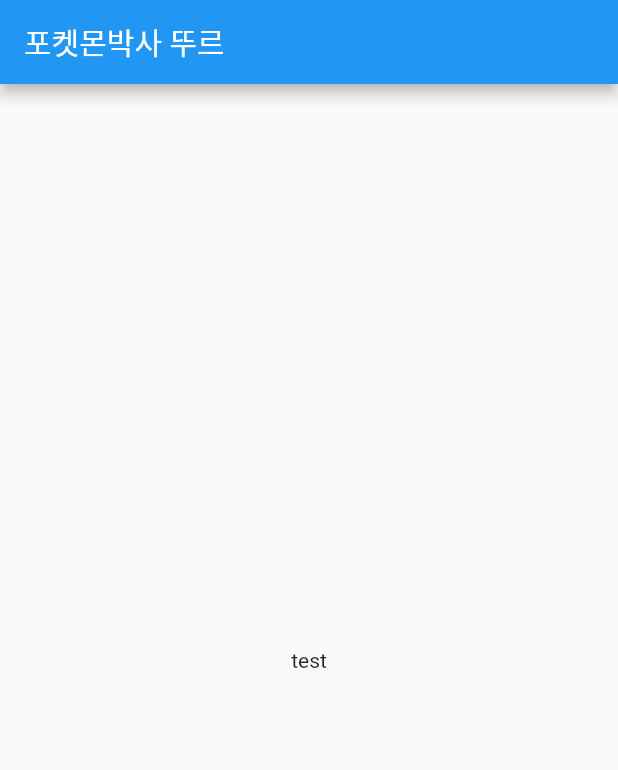
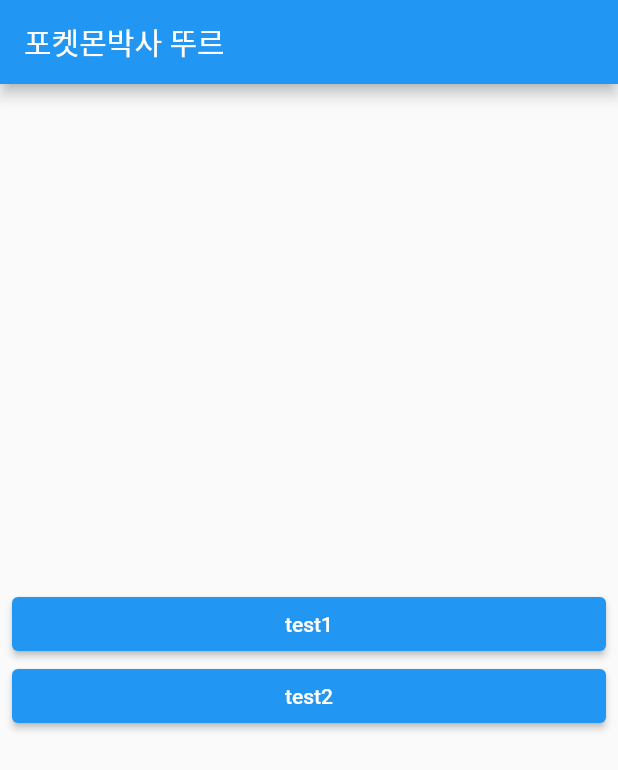
Before and after one commit to ym7596/Flutter_pokemon, a Flutter app: the screen it shows after launch, on a phone screen of 412 x 824 dp. Shown: the top 770 px of the screen. Run offline on Flutter 3.47's test engine with Material 2 defaults, Android fonts, the phone set to English and light mode, and no system bars.

Commit message:
버튼생성 테스트

```diff
--- a/lib/screen/home_screen.dart
+++ b/lib/screen/home_screen.dart
@@ -14,8 +14,16 @@
       appBar: AppBar(
         title: Text('포켓몬박사 뚜르'),
       ),
-      body: Center(
-        child: Text('test'),
+      body: Padding(
+        padding: const EdgeInsets.all(8.0),
+        child: Column(
+          mainAxisAlignment: MainAxisAlignment.center,
+          crossAxisAlignment: CrossAxisAlignment.stretch,
+          children: [
+            ElevatedButton(onPressed: (){}, child: Text("test1")),
+            ElevatedButton(onPressed: (){}, child: Text("test2")),
+          ],
+        ),
       ),
     );
   }
```
